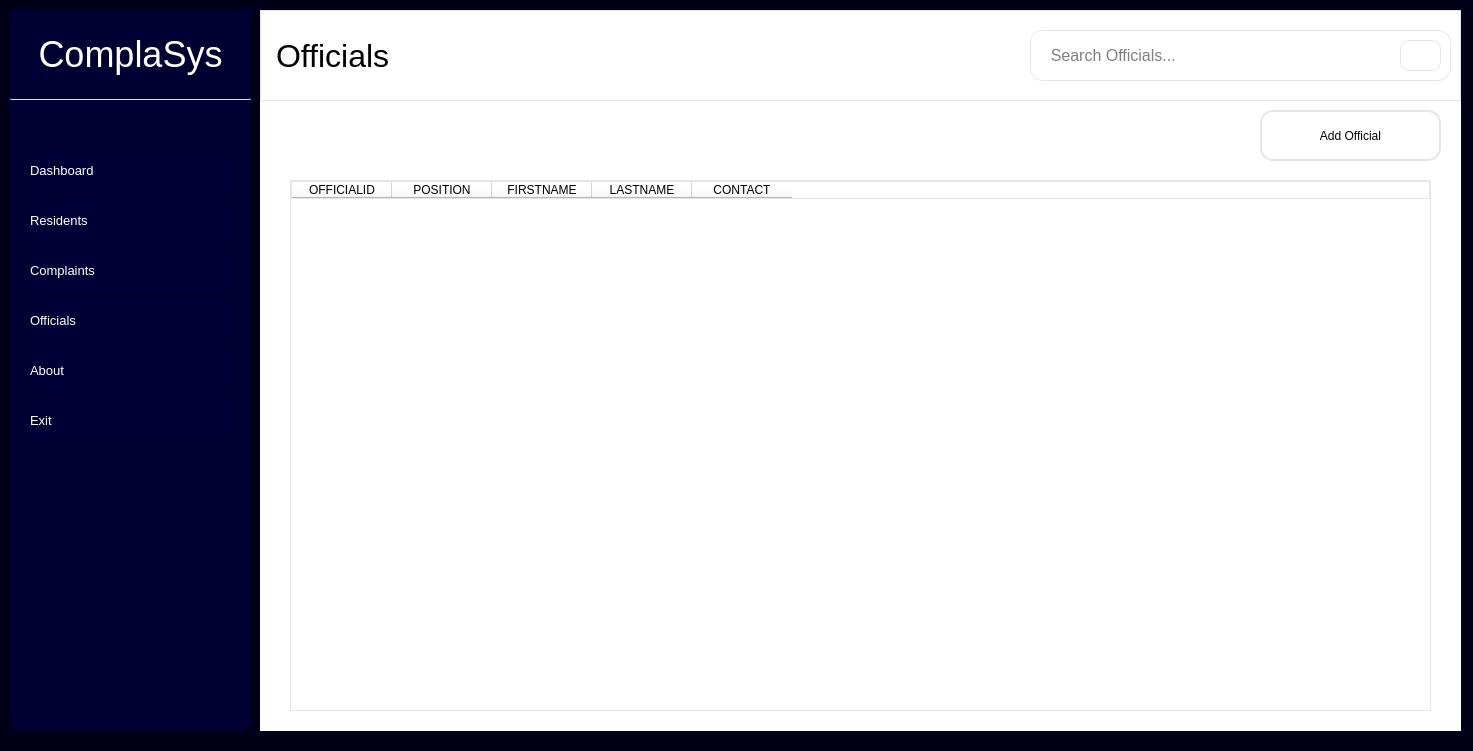
Old version of the form uifiles/mainui.ui in the repository mustafamclngn/CCC151-ComplaSys.
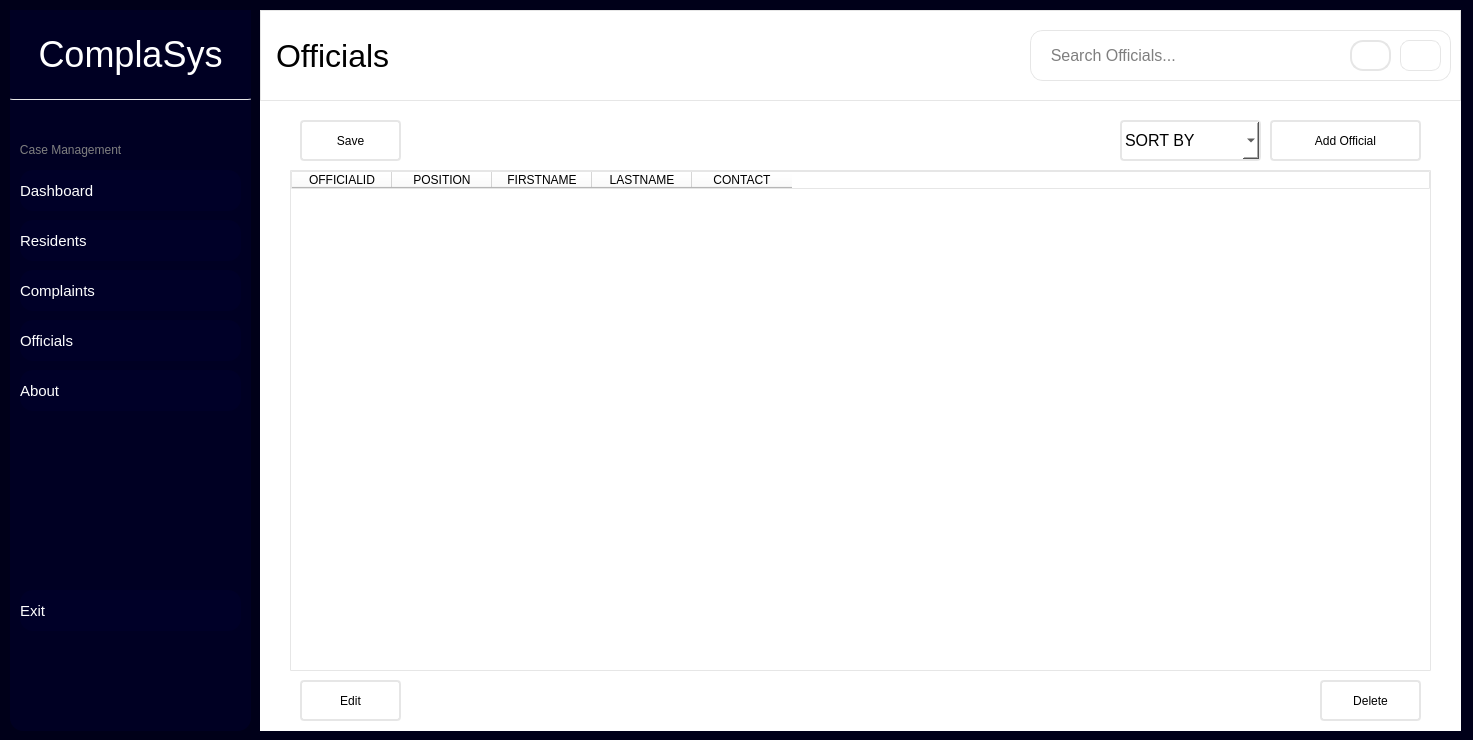
New version of the form. The open tabs and pages were chosen to show the change. Icons and pictures are not drawn.

Patch:
```diff
--- a/uifiles/mainui.ui
+++ b/uifiles/mainui.ui
@@ -7,7 +7,7 @@
     <x>0</x>
     <y>0</y>
     <width>1473</width>
-    <height>751</height>
+    <height>740</height>
    </rect>
   </property>
   <property name="windowTitle">
@@ -33,28 +33,28 @@
      </font>
     </property>
     <property name="styleSheet">
-     <string notr="true">background-color: rgb(0, 0, 50);
+     <string notr="true">background-color: rgb(0, 0, 35);
 border-radius: 13px;
 color: white;</string>
     </property>
     <widget class="QPushButton" name="homeBtn">
      <property name="geometry">
       <rect>
-       <x>20</x>
-       <y>140</y>
-       <width>201</width>
+       <x>10</x>
+       <y>160</y>
+       <width>221</width>
        <height>41</height>
       </rect>
      </property>
      <property name="font">
       <font>
-       <pointsize>10</pointsize>
+       <pointsize>11</pointsize>
        <weight>50</weight>
        <bold>false</bold>
       </font>
      </property>
      <property name="styleSheet">
-      <string notr="true">background-color: rgb(0, 0, 55);
+      <string notr="true">background-color: rgb(0, 0, 40);
 border-radius: 13px;
 text-align: left;
 color: white;</string>
@@ -70,21 +70,21 @@
     <widget class="QPushButton" name="resBtn">
      <property name="geometry">
       <rect>
-       <x>20</x>
-       <y>190</y>
-       <width>201</width>
+       <x>10</x>
+       <y>210</y>
+       <width>221</width>
        <height>41</height>
       </rect>
      </property>
      <property name="font">
       <font>
-       <pointsize>10</pointsize>
+       <pointsize>11</pointsize>
        <weight>50</weight>
        <bold>false</bold>
       </font>
      </property>
      <property name="styleSheet">
-      <string notr="true">background-color: rgb(0, 0, 55);
+      <string notr="true">background-color: rgb(0, 0, 40);
 border-radius: 13px;
 text-align: left;
 color: white;</string>
@@ -100,21 +100,21 @@
     <widget class="QPushButton" name="compBtn">
      <property name="geometry">
       <rect>
-       <x>20</x>
-       <y>240</y>
-       <width>201</width>
+       <x>10</x>
+       <y>260</y>
+       <width>221</width>
        <height>41</height>
       </rect>
      </property>
      <property name="font">
       <font>
-       <pointsize>10</pointsize>
+       <pointsize>11</pointsize>
        <weight>50</weight>
        <bold>false</bold>
       </font>
      </property>
      <property name="styleSheet">
-      <string notr="true">background-color: rgb(0, 0, 55);
+      <string notr="true">background-color: rgb(0, 0, 40);
 border-radius: 13px;
 text-align: left;
 color: white;</string>
@@ -130,21 +130,21 @@
     <widget class="QPushButton" name="offiBtn">
      <property name="geometry">
       <rect>
-       <x>20</x>
-       <y>290</y>
-       <width>201</width>
+       <x>10</x>
+       <y>310</y>
+       <width>221</width>
        <height>41</height>
       </rect>
      </property>
      <property name="font">
       <font>
-       <pointsize>10</pointsize>
+       <pointsize>11</pointsize>
        <weight>50</weight>
        <bold>false</bold>
       </font>
      </property>
      <property name="styleSheet">
-      <string notr="true">background-color: rgb(0, 0, 55);
+      <string notr="true">background-color: rgb(0, 0, 40);
 border-radius: 13px;
 text-align: left;
 color: white;</string>
@@ -160,21 +160,21 @@
     <widget class="QPushButton" name="exBtn">
      <property name="geometry">
       <rect>
-       <x>20</x>
-       <y>390</y>
-       <width>201</width>
+       <x>10</x>
+       <y>580</y>
+       <width>221</width>
        <height>41</height>
       </rect>
      </property>
      <property name="font">
       <font>
-       <pointsize>10</pointsize>
+       <pointsize>11</pointsize>
        <weight>50</weight>
        <bold>false</bold>
       </font>
      </property>
      <property name="styleSheet">
-      <string notr="true">background-color: rgb(0, 0, 55);
+      <string notr="true">background-color: rgb(0, 0, 40);
 border-radius: 13px;
 text-align: left;
 color: white;</string>
@@ -186,21 +186,21 @@
     <widget class="QPushButton" name="abtBtn">
      <property name="geometry">
       <rect>
-       <x>20</x>
-       <y>340</y>
-       <width>201</width>
+       <x>10</x>
+       <y>360</y>
+       <width>221</width>
        <height>41</height>
       </rect>
      </property>
      <property name="font">
       <font>
-       <pointsize>10</pointsize>
+       <pointsize>11</pointsize>
        <weight>50</weight>
        <bold>false</bold>
       </font>
      </property>
      <property name="styleSheet">
-      <string notr="true">background-color: rgb(0, 0, 55);
+      <string notr="true">background-color: rgb(0, 0, 40);
 border-radius: 13px;
 text-align: left;
 color: white;</string>
@@ -260,6 +260,22 @@
       </property>
      </widget>
     </widget>
+    <widget class="QLabel" name="label_4">
+     <property name="geometry">
+      <rect>
+       <x>0</x>
+       <y>130</y>
+       <width>241</width>
+       <height>20</height>
+      </rect>
+     </property>
+     <property name="styleSheet">
+      <string notr="true">color: grey;</string>
+     </property>
+     <property name="text">
+      <string>   Case Management</string>
+     </property>
+    </widget>
    </widget>
    <widget class="QStackedWidget" name="stackedWidget">
     <property name="geometry">
@@ -1187,14 +1203,43 @@
          <normaloff>:/icons/icons/search.svg</normaloff>:/icons/icons/search.svg</iconset>
        </property>
       </widget>
+      <widget class="QPushButton" name="refreshOffiBtn">
+       <property name="geometry">
+        <rect>
+         <x>1090</x>
+         <y>30</y>
+         <width>41</width>
+         <height>31</height>
+        </rect>
+       </property>
+       <property name="font">
+        <font>
+         <family>System</family>
+         <weight>50</weight>
+         <bold>false</bold>
+        </font>
+       </property>
+       <property name="styleSheet">
+        <string notr="true">background-color: white;
+border: 2px solid rgb(230, 230, 230);
+border-radius: 13px;</string>
+       </property>
+       <property name="text">
+        <string/>
+       </property>
+       <property name="icon">
+        <iconset resource="../resource/resource.qrc">
+         <normaloff>:/icons/icons/refresh.svg</normaloff>:/icons/icons/refresh.svg</iconset>
+       </property>
+      </widget>
      </widget>
      <widget class="QTableWidget" name="official_table">
       <property name="geometry">
        <rect>
         <x>30</x>
-        <y>170</y>
+        <y>160</y>
         <width>1141</width>
-        <height>531</height>
+        <height>501</height>
        </rect>
       </property>
       <property name="styleSheet">
@@ -1231,10 +1276,10 @@
      <widget class="QPushButton" name="addOffiBtn">
       <property name="geometry">
        <rect>
-        <x>1000</x>
-        <y>100</y>
-        <width>181</width>
-        <height>51</height>
+        <x>1010</x>
+        <y>110</y>
+        <width>151</width>
+        <height>41</height>
        </rect>
       </property>
       <property name="font">
@@ -1247,7 +1292,7 @@
       <property name="styleSheet">
        <string notr="true">background-color: white;
 border: 2px solid rgb(230, 230, 230);
-border-radius: 13px;</string>
+border-radius: 4px;</string>
       </property>
       <property name="text">
        <string>Add Official</string>
@@ -1257,6 +1302,139 @@
         <normaloff>:/icons/icons/plus.svg</normaloff>:/icons/icons/plus.svg</iconset>
       </property>
      </widget>
+     <widget class="QPushButton" name="saveOffiBtn">
+      <property name="geometry">
+       <rect>
+        <x>40</x>
+        <y>110</y>
+        <width>101</width>
+        <height>41</height>
+       </rect>
+      </property>
+      <property name="font">
+       <font>
+        <family>System</family>
+        <weight>50</weight>
+        <bold>false</bold>
+       </font>
+      </property>
+      <property name="styleSheet">
+       <string notr="true">background-color: white;
+border: 2px solid rgb(230, 230, 230);
+border-radius: 4px;</string>
+      </property>
+      <property name="text">
+       <string>Save</string>
+      </property>
+     </widget>
+     <widget class="QComboBox" name="sortOff_box">
+      <property name="geometry">
+       <rect>
+        <x>860</x>
+        <y>110</y>
+        <width>141</width>
+        <height>41</height>
+       </rect>
+      </property>
+      <property name="font">
+       <font>
+        <pointsize>12</pointsize>
+       </font>
+      </property>
+      <property name="styleSheet">
+       <string notr="true">background-color: white;
+border: 2px solid rgb(230, 230, 230);
+border-radius: 4px;</string>
+      </property>
+      <item>
+       <property name="text">
+        <string>SORT BY</string>
+       </property>
+      </item>
+      <item>
+       <property name="text">
+        <string>COMPLAINTID</string>
+       </property>
+      </item>
+      <item>
+       <property name="text">
+        <string>CATEGORY</string>
+       </property>
+      </item>
+      <item>
+       <property name="text">
+        <string>DATETIME</string>
+       </property>
+      </item>
+      <item>
+       <property name="text">
+        <string>LOCATION</string>
+       </property>
+      </item>
+      <item>
+       <property name="text">
+        <string>STATUS</string>
+       </property>
+      </item>
+     </widget>
+     <widget class="QPushButton" name="updOffiBtn_2">
+      <property name="geometry">
+       <rect>
+        <x>40</x>
+        <y>670</y>
+        <width>101</width>
+        <height>41</height>
+       </rect>
+      </property>
+      <property name="font">
+       <font>
+        <family>System</family>
+        <weight>50</weight>
+        <bold>false</bold>
+       </font>
+      </property>
+      <property name="styleSheet">
+       <string notr="true">background-color: white;
+border: 2px solid rgb(230, 230, 230);
+border-radius: 4px;</string>
+      </property>
+      <property name="text">
+       <string>Edit</string>
+      </property>
+      <property name="icon">
+       <iconset>
+        <normaloff>:/icons/pencil.png</normaloff>:/icons/pencil.png</iconset>
+      </property>
+     </widget>
+     <widget class="QPushButton" name="delOffiBtn_2">
+      <property name="geometry">
+       <rect>
+        <x>1060</x>
+        <y>670</y>
+        <width>101</width>
+        <height>41</height>
+       </rect>
+      </property>
+      <property name="font">
+       <font>
+        <family>System</family>
+        <weight>50</weight>
+        <bold>false</bold>
+       </font>
+      </property>
+      <property name="styleSheet">
+       <string notr="true">background-color: white;
+border: 2px solid rgb(230, 230, 230);
+border-radius: 4px;</string>
+      </property>
+      <property name="text">
+       <string>Delete</string>
+      </property>
+      <property name="icon">
+       <iconset>
+        <normaloff>:/icons/trash.png</normaloff>:/icons/trash.png</iconset>
+      </property>
+     </widget>
     </widget>
     <widget class="QWidget" name="page_5">
      <widget class="QFrame" name="frame_6">
```
Left out of the diff: 547 changed lines with no effect on the pictures.
